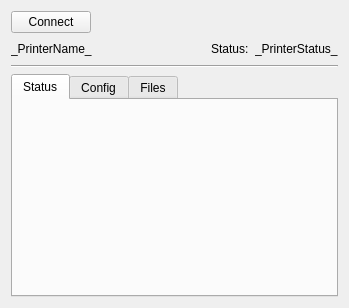
iserramacsa/mcomms, file ui/src/ui/printerview.ui: the form before one commit.
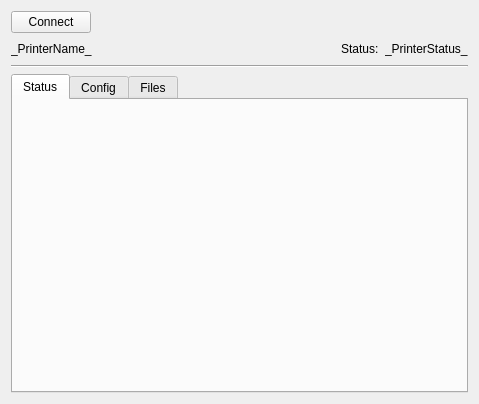
The form after the commit.

```diff
--- a/ui/src/ui/printerview.ui
+++ b/ui/src/ui/printerview.ui
@@ -6,8 +6,8 @@
    <rect>
     <x>0</x>
     <y>0</y>
-    <width>349</width>
-    <height>308</height>
+    <width>479</width>
+    <height>404</height>
    </rect>
   </property>
   <layout class="QVBoxLayout" name="verticalLayout">
```
